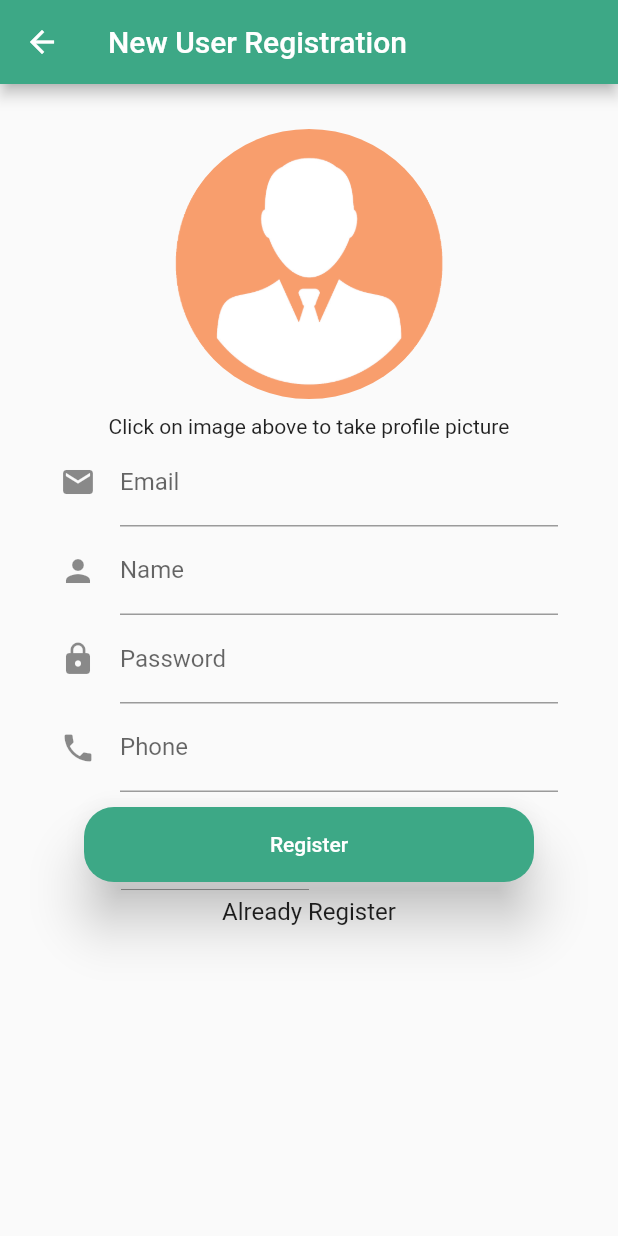
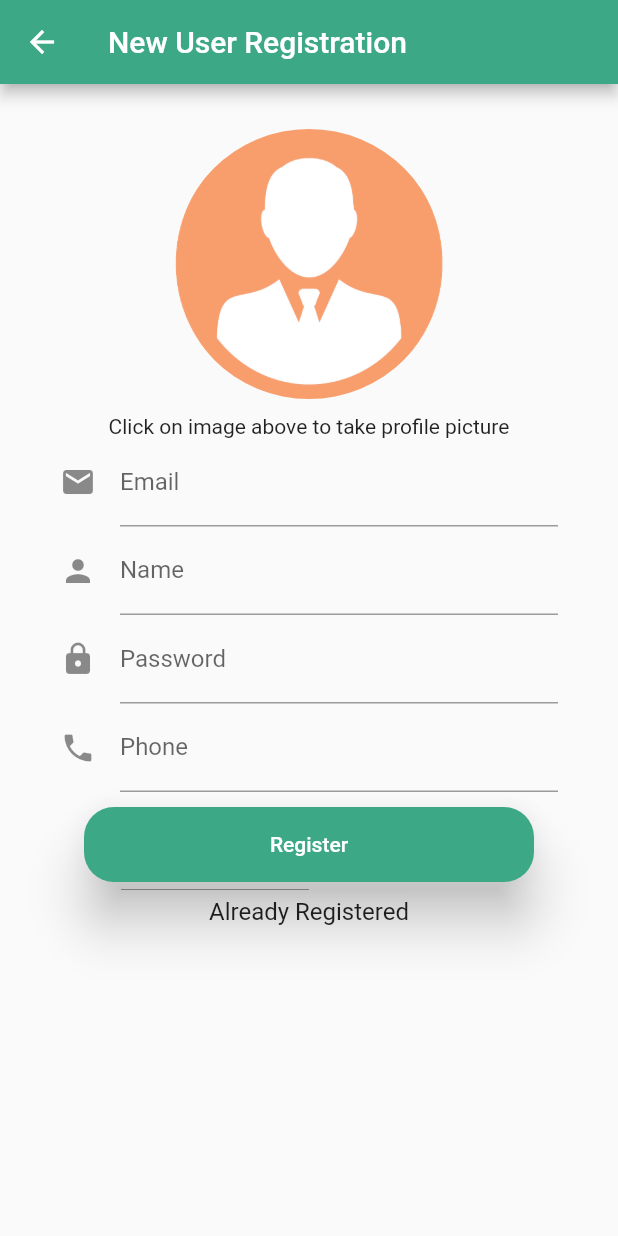
Before and after one commit to alfmrza/Flutter-MyExpress, a Flutter app: the screen it shows after launch, after a tap on "Register New Account", on a phone screen of 412 x 824 dp. Run offline on Flutter 3.47's test engine with Material 2 defaults, Android fonts, the phone set to English and light mode, and no system bars; our stand-ins replace image_picker, progress_dialog, shared_preferences, toast.

Commit message:
Update (20/10/2019)

```diff
--- a/lib/loginscreen.dart
+++ b/lib/loginscreen.dart
@@ -20,7 +20,7 @@ class LoginScreen extends StatelessWidget {
         statusBarIconBrightness: Brightness.dark));
     return MaterialApp(
       home: LoginPage(),
-    ); //MaterialApp
+    );
   }
 }
 
@@ -57,8 +57,8 @@ class _LoginPageState extends State<LoginPage> {
               children: <Widget>[
                 Image.asset(
                   'assets/images/splash.png',
-                  scale: 1.5,
-                ), //Image.asset
+                  scale: 1.0,
+                ),
                 Padding(
                   padding: const EdgeInsets.fromLTRB(14.0, 8.0, 14.0, 8.0),
                   child: Material(
@@ -79,7 +79,7 @@ class _LoginPageState extends State<LoginPage> {
                   ),
                 ),
                 Padding(
-                  padding: const EdgeInsets.fromLTRB(14.0, 8.0, 14.0, 15.0),
+                  padding: const EdgeInsets.fromLTRB(14.0, 8.0, 14.0, 5.0),
                   child: Material(
                     borderRadius: BorderRadius.circular(10.0),
                     color: Colors.grey.withOpacity(0.2),
@@ -88,26 +88,43 @@ class _LoginPageState extends State<LoginPage> {
                       padding: const EdgeInsets.only(left: 12.0),
                       child: TextField(
                         controller: _passwordcontroller,
-                        obscureText: _obscureText,
                         decoration: InputDecoration(
                           border: InputBorder.none,
                           hintText: "Password",
                           icon: Icon(Icons.lock),
-                          suffixIcon: IconButton(
-                              icon: Icon(Icons.lock_open),
-                              onPressed: () {
-                                debugPrint('done');
-                                _toggle();
-                              }),
+                          suffixIcon: GestureDetector(
+                            onTap: () {
+                              setState(() {
+                                _obscureText = !_obscureText;
+                              });
+                            },
+                            child: Icon(
+                              _obscureText
+                                  ? Icons.visibility
+                                  : Icons.visibility_off,
+                            ),
+                          ),
                         ),
+                        obscureText: _obscureText,
                       ),
                     ),
                   ),
                 ),
+                Row(
+                  children: <Widget>[
+                    Checkbox(
+                      value: _isChecked,
+                      onChanged: (bool value) {
+                        _onChange(value);
+                      },
+                    ),
+                    Text('Remember Me', style: TextStyle(fontSize: 16))
+                  ],
+                ),
                 MaterialButton(
                   shape: RoundedRectangleBorder(
                       borderRadius:
-                          BorderRadius.circular(20.0)), //RoundedRectangleBorder
+                          BorderRadius.circular(20.0)),
                   minWidth: 300,
                   height: 50,
                   child: Text('Login'),
@@ -115,37 +132,26 @@ class _LoginPageState extends State<LoginPage> {
                   textColor: Colors.white,
                   elevation: 15,
                   onPressed: _onLogin,
-                ), //MaterialButton
+                ),
                 SizedBox(
-                  height: 5,
-                ), //SizedBox
-                Row(
-                  children: <Widget>[
-                    Checkbox(
-                      value: _isChecked,
-                      onChanged: (bool value) {
-                        _onChange(value);
-                      },
-                    ), //Checkbox
-                    Text('Remember Me', style: TextStyle(fontSize: 16))
-                  ], //<Widget>[]
-                ), //Row
+                  height: 10,
+                ),
                 GestureDetector(
                     onTap: _onRegister,
                     child: Text('Register New Account',
-                        style: TextStyle(fontSize: 16)) //Text
-                    ), //GestureDetector
+                        style: TextStyle(fontSize: 16))
+                    ),
                 SizedBox(
                   height: 10,
-                ), //SizedBox
+                ),
                 GestureDetector(
                     onTap: _onForgot,
                     child:
                         Text('Forgot Account', style: TextStyle(fontSize: 16))),
-              ], //<Widget>
-            ), //Column
-          ), //Container
-        ) //Scaffold
+              ],
+            ),
+          ),
+        )
         );
   }
 
@@ -211,18 +217,12 @@ class _LoginPageState extends State<LoginPage> {
       setState(() {
         _isChecked = true;
       });
-    } else {
+    } else if (_email.length <1){
       print('No pref');
       setState(() {
         _isChecked = false;
       });
     }
-  }
-
-  void _toggle() {
-    setState(() {
-      _obscureText = !_obscureText;
-    });
   }
 
   void savepref(bool value) async {
--- a/lib/registrationscreen.dart
+++ b/lib/registrationscreen.dart
@@ -136,7 +136,7 @@ class RegisterWidgetState extends State<RegisterWidget> {
         ), //SizedBox
         GestureDetector(
             onTap: _onBackPress,
-            child: Text('Already Register', style: TextStyle(fontSize: 16))),
+            child: Text('Already Registered', style: TextStyle(fontSize: 16))),
       ], //<Widget>
     ); //Column
   }
```
Also changed, not shown: lib/mainscreen.dart (+3 -25 lines), lib/splashscreen.dart (+7 -7 lines), 8 other files.
